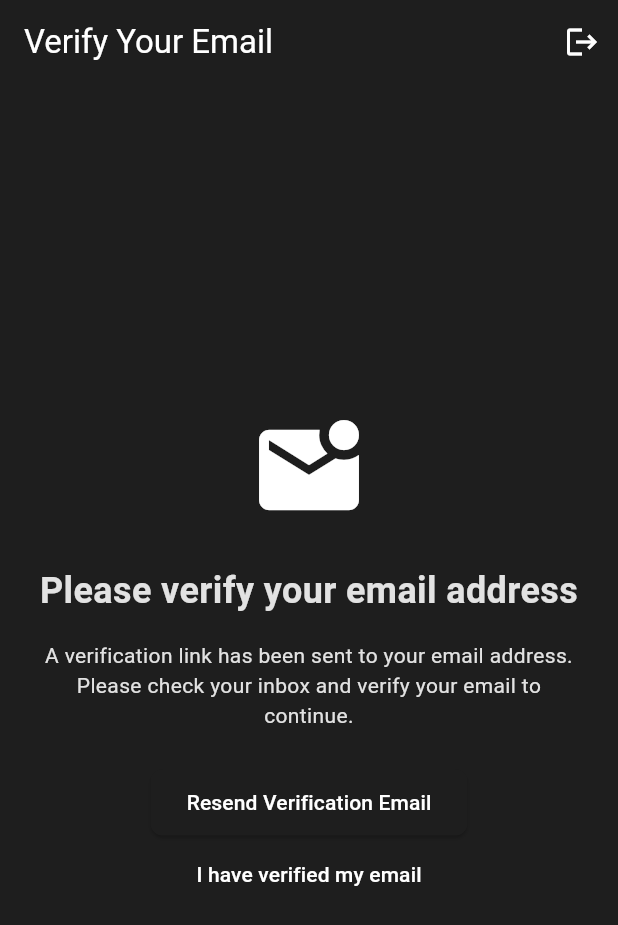
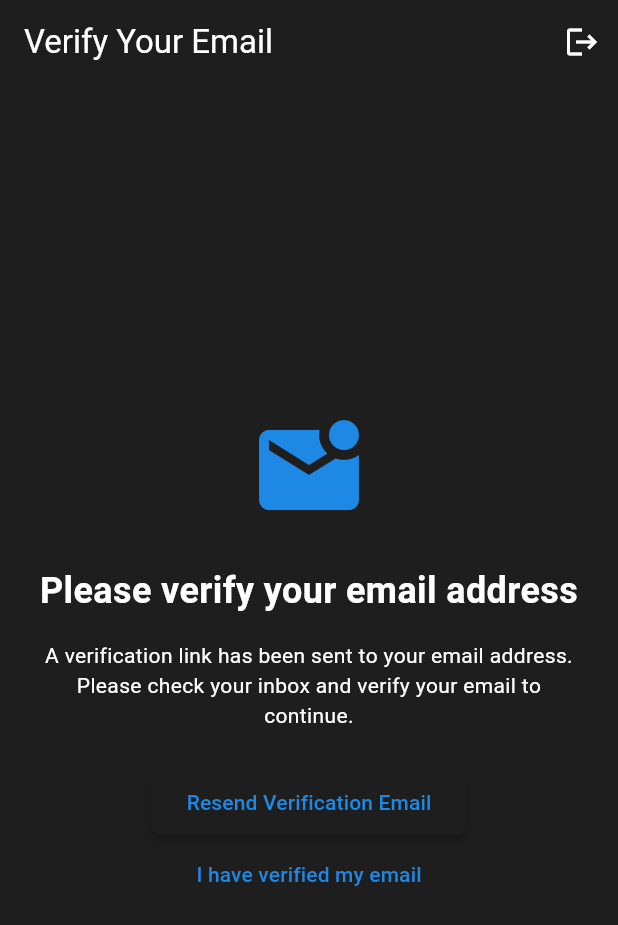
Before and after one commit to ajaparicio36/get-gains, a Flutter app: the EmailVerificationScreen screen opened directly, on a phone screen of 412 x 824 dp. Shown: the top 925 px of the screen. Run offline on Flutter 3.47's test engine with Material 3 defaults, Android fonts, the phone set to English and light mode, and no system bars; our stand-ins replace cloud_firestore, firebase_auth, firebase_core, google_sign_in; accounts and stored records are empty.

Commit message:
Replaced color palette with blue/orange

```diff
--- a/lib/app/constants/colors.dart
+++ b/lib/app/constants/colors.dart
@@ -1,19 +1,19 @@
 import 'package:flutter/material.dart';
 
 class AppColors {
-  // Primary Colors
-  static const primaryColor = Color(0xFFFFFFFF); // Pure White
-  static const primaryLight = Color(0xFFE0E0E0); // Light Grey
-  static const primaryDark = Color(0xFFC0C0C0); // Medium Grey
+  // Primary Colors - Blues
+  static const primaryColor = Color(0xFF1E88E5); // Blue 600
+  static const primaryLight = Color(0xFF42A5F5); // Blue 400
+  static const primaryDark = Color(0xFF1565C0); // Blue 800
 
-  // Secondary Colors
-  static const secondaryColor = Color(0xFF808080); // Grey
-  static const secondaryLight = Color(0xFFA0A0A0); // Light Grey
-  static const secondaryDark = Color(0xFF606060); // Darker Grey
+  // Secondary Colors - Warm Orange/Amber
+  static const secondaryColor = Color(0xFFFFA726); // Orange 400
+  static const secondaryLight = Color(0xFFFFB74D); // Orange 300
+  static const secondaryDark = Color(0xFFF57C00); // Orange 700
 
   // Other Colors
   static const backgroundColor = Color(0xFF121212); // Very Dark Grey
-  static const surfaceColor = Color(0xFF1E1E1E);
-  static const errorColor = Color(0xFFCF6679);
-  static const successColor = Color(0xFF4CAF50);
+  static const surfaceColor = Color(0xFF1E1E1E); // Surface Dark Grey
+  static const errorColor = Color(0xFFCF6679); // Error Red
+  static const successColor = Color(0xFF4CAF50); // Success Green
 }
--- a/lib/app/themes/app_theme.dart
+++ b/lib/app/themes/app_theme.dart
@@ -7,10 +7,17 @@ class AppTheme {
     brightness: Brightness.dark,
     colorScheme: ColorScheme.dark(
       primary: AppColors.primaryColor,
+      primaryContainer: AppColors.primaryDark,
       secondary: AppColors.secondaryColor,
+      secondaryContainer: AppColors.secondaryDark,
       surface: AppColors.surfaceColor,
       background: AppColors.backgroundColor,
       error: AppColors.errorColor,
+      onPrimary: Colors.white,
+      onSecondary: Colors.black,
+      onSurface: Colors.white,
+      onBackground: Colors.white,
+      onError: Colors.white,
     ),
 
     // Button Themes
@@ -18,6 +25,7 @@ class AppTheme {
       style: ElevatedButton.styleFrom(
         padding: const EdgeInsets.symmetric(horizontal: 24, vertical: 12),
         shape: RoundedRectangleBorder(borderRadius: BorderRadius.circular(8)),
+        elevation: 2,
       ),
     ),
 
@@ -41,10 +49,16 @@ class AppTheme {
         borderRadius: BorderRadius.circular(8),
         borderSide: BorderSide(color: AppColors.errorColor),
       ),
+      focusedErrorBorder: OutlineInputBorder(
+        borderRadius: BorderRadius.circular(8),
+        borderSide: BorderSide(color: AppColors.errorColor),
+      ),
+      labelStyle: TextStyle(color: Colors.white.withOpacity(0.87)),
+      hintStyle: TextStyle(color: Colors.white.withOpacity(0.6)),
     ),
 
     // Text Themes
-    textTheme: TextTheme(
+    textTheme: const TextTheme(
       headlineLarge: TextStyle(
         color: Colors.white,
         fontSize: 32,
@@ -60,9 +74,12 @@ class AppTheme {
         fontSize: 16,
       ),
       bodyMedium: TextStyle(
-        color: Colors.white.withOpacity(0.87),
+        color: Colors.white,
         fontSize: 14,
       ),
+    ).apply(
+      bodyColor: Colors.white,
+      displayColor: Colors.white,
     ),
   );
 }
```
